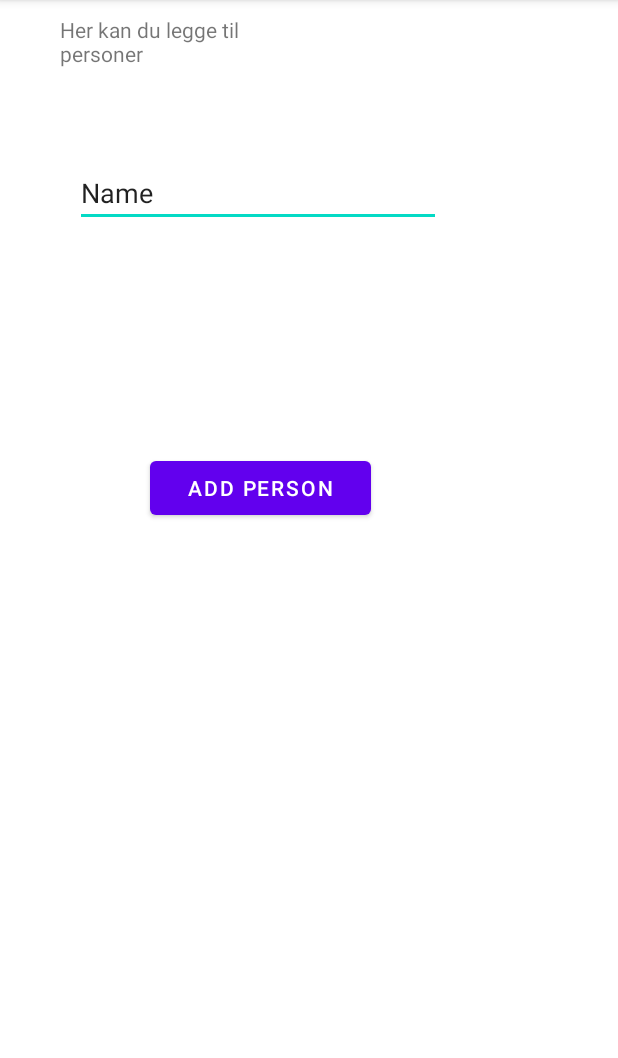
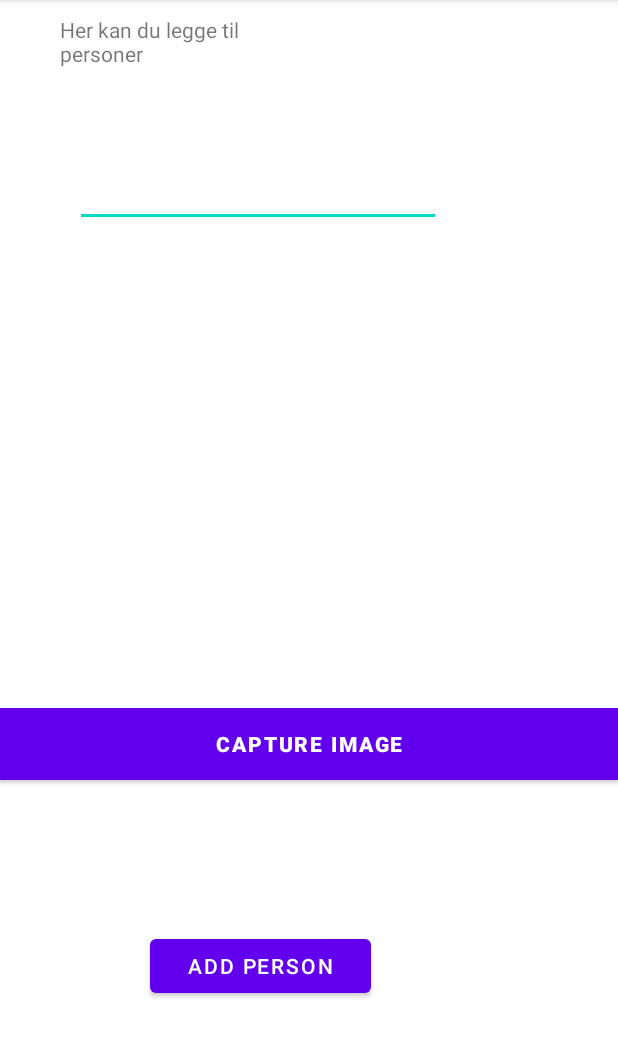
Before and after one commit to BendikSim/Dat153_Oblig1, an Android app: the screen it shows after launch (AddActivity), after a tap on "ADD", on a phone screen of 412 x 824 dp, the part 84-1142 px from its top. Run offline under Robolectric (Android 15) with nearby library versions, the phone set to English and light mode, and no system bars.

Commit message:
Added camera capture functionality

```diff
--- /dev/null
+++ b/app/src/main/java/com/example/namequiz/activity/AddActivity.java
@@ -0,0 +1,59 @@
+package com.example.namequiz.activity;
+
+import androidx.annotation.Nullable;
+import androidx.appcompat.app.AppCompatActivity;
+import androidx.core.app.ActivityCompat;
+import androidx.core.content.ContextCompat;
+
+import android.Manifest;
+import android.content.Intent;
+import android.content.pm.PackageManager;
+import android.graphics.Bitmap;
+import android.os.Bundle;
+import android.provider.MediaStore;
+import android.view.View;
+import android.widget.Button;
+import android.widget.ImageView;
+
+import com.example.namequiz.R;
+
+public class AddActivity extends AppCompatActivity {
+
+    ImageView imageView;
+    Button button;
+
+    @Override
+    protected void onCreate(Bundle savedInstanceState) {
+        super.onCreate(savedInstanceState);
+        setContentView(R.layout.activity_add);
+
+        imageView = findViewById(R.id.imageView);
+        button = findViewById(R.id.button6);
+
+        // Request for camera permission
+        if(ContextCompat.checkSelfPermission(AddActivity.this, Manifest.permission.CAMERA)
+        != PackageManager.PERMISSION_GRANTED){
+            ActivityCompat.requestPermissions(AddActivity.this, new String[]{
+                    Manifest.permission.CAMERA
+            }, 100);
+        }
+
+        button.setOnClickListener(new View.OnClickListener() {
+            @Override
+            public void onClick(View v) {
+                Intent intent = new Intent(MediaStore.ACTION_IMAGE_CAPTURE);
+                startActivityForResult(intent, 100);
+            }
+        });
+
+    }
+
+    @Override
+    protected void onActivityResult(int requestCode, int resultCode, @Nullable Intent data) {
+        super.onActivityResult(requestCode, resultCode, data);
+        if(requestCode == 100 && data != null){
+            Bitmap bitmap = (Bitmap) data.getExtras().get("data");
+            imageView.setImageBitmap(bitmap);
+        }
+    }
+}
--- a/app/src/main/java/com/example/namequiz/MainActivity.java
+++ b/app/src/main/java/com/example/namequiz/activity/MainActivity.java
@@ -1,10 +1,12 @@
-package com.example.namequiz;
+package com.example.namequiz.activity;
 
 import androidx.appcompat.app.AppCompatActivity;
 
 import android.content.Intent;
 import android.os.Bundle;
 import android.view.View;
+
+import com.example.namequiz.R;
 
 public class MainActivity extends AppCompatActivity {
 
--- a/app/src/main/java/com/example/namequiz/Person.java
+++ b/app/src/main/java/com/example/namequiz/model/Person.java
@@ -1,4 +1,4 @@
-package com.example.namequiz;
+package com.example.namequiz.model;
 
 public class Person {
 
--- a/app/src/main/res/layout/activity_add.xml
+++ b/app/src/main/res/layout/activity_add.xml
@@ -1,11 +1,12 @@
 <?xml version="1.0" encoding="utf-8"?>
-<LinearLayout xmlns:android="http://schemas.android.com/apk/res/android"
+<LinearLayout
+    xmlns:android="http://schemas.android.com/apk/res/android"
     xmlns:app="http://schemas.android.com/apk/res-auto"
     xmlns:tools="http://schemas.android.com/tools"
     android:layout_width="match_parent"
     android:layout_height="match_parent"
     android:orientation="vertical"
-    tools:context=".AddActivity">
+    tools:context=".activity.AddActivity">
 
 
     <TextView
@@ -27,10 +28,25 @@
         android:layout_width="244dp"
         android:layout_height="wrap_content"
         android:layout_margin="50dp"
+        android:autofillHints=""
         android:ems="10"
-        android:inputType="textPersonName"
-        android:text="@string/name"
-        android:autofillHints="" />
+        android:inputType="textPersonName" />
+
+    <ImageView
+        android:layout_weight="1"
+        android:id="@+id/imageView"
+        android:layout_width="match_parent"
+        android:layout_height="0dp"
+        android:contentDescription="@string/todo" />
+
+    <Button
+        android:text="@string/capture_image"
+        android:textStyle="bold"
+        android:textColor="#ffffff"
+        android:background="@color/design_default_color_primary"
+        android:id="@+id/button6"
+        android:layout_width="match_parent"
+        android:layout_height="wrap_content"/>
 
     <Button
         android:id="@+id/button5"
--- a/app/src/main/res/layout/activity_database.xml
+++ b/app/src/main/res/layout/activity_database.xml
@@ -4,13 +4,13 @@
     xmlns:tools="http://schemas.android.com/tools"
     android:layout_width="match_parent"
     android:layout_height="match_parent"
-    tools:context=".DatabaseActivity">
+    tools:context=".activity.DatabaseActivity">
 
     <TextView
         android:id="@+id/textView2"
         android:layout_width="145dp"
         android:layout_height="36dp"
-        android:text="Her er databasen"
+        android:text="@string/her_er_databasen"
         app:layout_constraintBottom_toBottomOf="parent"
         app:layout_constraintEnd_toEndOf="parent"
         app:layout_constraintHorizontal_bias="0.282"
--- a/app/src/main/res/layout/activity_main.xml
+++ b/app/src/main/res/layout/activity_main.xml
@@ -5,7 +5,7 @@
     android:layout_width="match_parent"
     android:layout_height="match_parent"
     android:orientation="vertical"
-    tools:context=".MainActivity">
+    tools:context=".activity.MainActivity">
 
     <Button
         android:id="@+id/button"
--- a/app/src/main/res/values/strings.xml
+++ b/app/src/main/res/values/strings.xml
@@ -6,4 +6,9 @@
     <string name="add_person">Add person</string>
     <string name="her_kan_du_legge_til_personer">Her kan du legge til personer</string>
     <string name="name">Name</string>
+    <string name="jon">Jon</string>
+    <string name="her_er_quizzen">Her er Quizzen</string>
+    <string name="her_er_databasen">Her er databasen</string>
+    <string name="capture_image">Capture Image</string>
+    <string name="todo">TODO</string>
 </resources>
```
Also changed, not shown: app/src/main/AndroidManifest.xml (+6 -4 lines), app/src/main/java/com/example/namequiz/QuizActivity.java (deleted, +0 -14 lines), app/src/main/java/com/example/namequiz/activity/DatabaseActivity.java (renamed from app/src/main/java/com/example/namequiz/AddActivity.java, +5 -6 lines), app/src/main/java/com/example/namequiz/activity/QuizActivity.java (renamed from app/src/main/java/com/example/namequiz/DatabaseActivity.java, +5 -4 lines), app/src/main/java/com/example/namequiz/database/DAO.java (added, +28 -0 lines), app/src/main/res/layout/activity_quiz.xml (+6 -4 lines).
